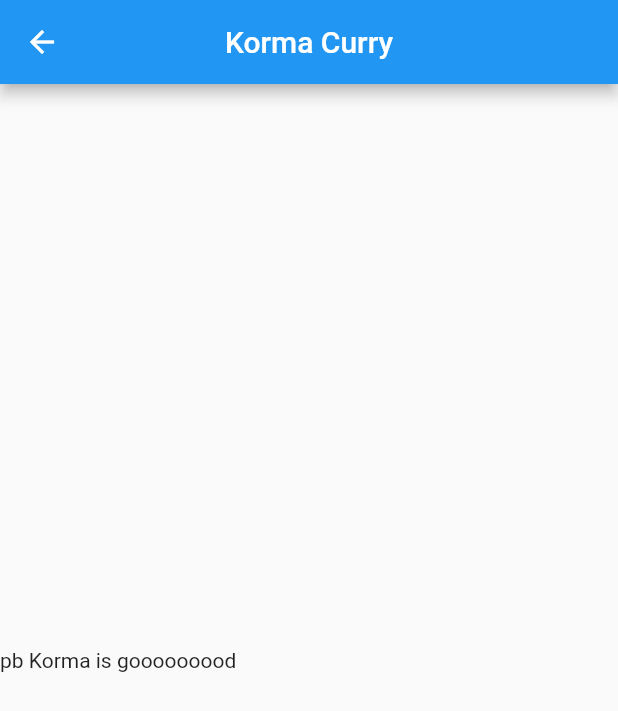
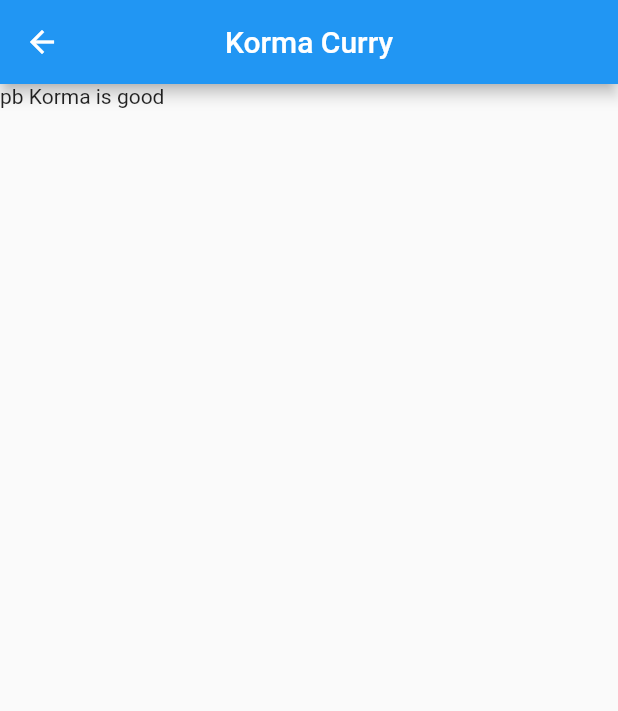
Before and after one commit to nyck33/the-plant-base, a Flutter app: the KormaPage screen opened directly, on a phone screen of 412 x 824 dp. Shown: the top 711 px of the screen. Run offline on Flutter 3.47's test engine with Material 2 defaults, Android fonts, the phone set to English and light mode, and no system bars; our stand-ins replace dropdown_search, go_router; missing offline and left inert: enum_to_string.

Commit message:
gorouter runs

```diff
--- a/lib/homescreen.dart
+++ b/lib/homescreen.dart
@@ -24,7 +24,7 @@ class HomeScreen extends StatelessWidget {
     ),
     body: Column(
         children:  [
-          MenuCards(),
+          MenuCards(myItems: menuItems),
           const DropdownSearch(),
           const SnackBarPage(),
         ],
--- a/lib/main.dart
+++ b/lib/main.dart
@@ -1,12 +1,12 @@
 import 'package:flutter/material.dart';
 import 'package:go_router/go_router.dart';
-import 'package:enum_to_string/enum_to_string.dart';
 import 'package:layout/menu_items_pages/curries/details/korma.dart';
 
 //pages
 import 'homescreen.dart';
 import 'menu_items_pages/curries/curries.dart';
 import 'menu_items_pages/italian/italian.dart';
+import 'menu_items_pages/curries/details/korma.dart';
 
 //utilities
 import 'enums/my_enums.dart';
@@ -17,7 +17,6 @@ import 'constants/constants.dart';
 
 // Uncomment lines 3 and 6 to view the visual layout at runtime.
 // import 'package:flutter/rendering.dart' show debugPaintSizeEnabled;
-
 void main() {
   //debugPaintSizeEnabled = true;
   runApp(PlantBaseApp());
@@ -42,20 +41,28 @@ class PlantBaseApp extends StatelessWidget {
         const HomeScreen(),
         routes: <GoRoute>[
           GoRoute(
-            path: (EnumToString.convertToString(MyPage.curries)),
+            //path: (EnumToString.convertToString(MyPage.curries)),
+            path: 'pbCurries',
             builder: (BuildContext context, GoRouterState state) =>
             const CurriesPage(),
+            /*
+            routes: <GoRoute>[
+              GoRoute(
+                path: 'pbKorma',
+                builder: (BuildContext context, GoRouterState state) =>
+                const KormaPage(),
+              ),
+
+
+            ],
+
+             */
           ),
           GoRoute(
-            path: (EnumToString.convertToString(MyPage.italian)),
+            path: 'pbKorma',
             builder: (BuildContext context, GoRouterState state) =>
-            const ItalianPage(),
+            const KormaPage(),
           ),
-          GoRoute(
-            path: (EnumToString.convertToString(Curries.pbKorma)),
-            builder: (BuildContext context, GoRouterState state) =>
-                const KormaPage(),
-          )
         ],
       ),
     ],
--- a/lib/menu_cards.dart
+++ b/lib/menu_cards.dart
@@ -19,8 +19,9 @@ class MenuCards extends StatelessWidget{
         crossAxisCount: 4,
         children: [
           for (var m in myItems)GestureDetector(
-            onTap: () => context.go
-              (slash + m),
+            onTap: () =>
+                context.go
+                  (slash + m),
             child: Card(
               child: Column(
                 mainAxisSize: MainAxisSize.min,
--- a/lib/menu_items_pages/curries/details/korma.dart
+++ b/lib/menu_items_pages/curries/details/korma.dart
@@ -1,10 +1,8 @@
 import 'package:flutter/material.dart';
 import 'package:go_router/go_router.dart';
-
 import 'package:flutter/cupertino.dart';
 import '../../../constants/constants.dart';
 import '/menu_cards.dart';
-
 
 class KormaPage extends StatelessWidget{
   const KormaPage({Key? key}) : super(key: key);
@@ -16,18 +14,15 @@ class KormaPage extends StatelessWidget{
           centerTitle: true,
           title: const Text("Korma Curry"),
         ),
-        body: Expanded(
-          child: Column(
-            crossAxisAlignment: CrossAxisAlignment.center,
-            mainAxisAlignment: MainAxisAlignment.spaceAround,
-            children: const [
-              Text(
-                'pb Korma is gooooooood',
-              )
-            ],
-          ),
-        )
+        body: Column(
+          mainAxisAlignment: MainAxisAlignment.center,
+          crossAxisAlignment: CrossAxisAlignment.stretch,
+          children: const [
+            Expanded(
+              child: Text('pb Korma is good'),
+            ),
+          ],
+        ),
     );
   }
-
 }
```
Also changed, not shown: lib/enums/my_enums.dart (+28 -1 lines), lib/menu_items_pages/curries/curries.dart (+9 -1 lines), lib/menu_items_pages/italian/italian.dart (+11 -2 lines).
